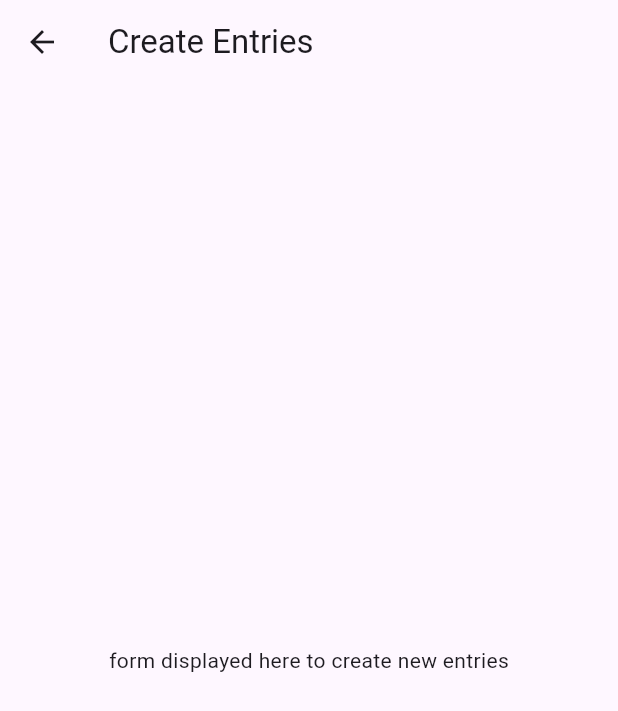
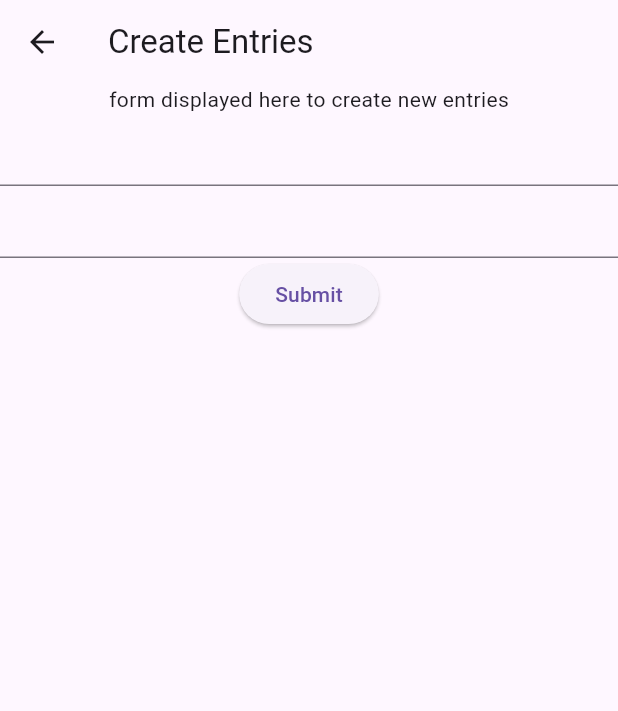
Before and after one commit to zhaojinchu/coffee_app, a Flutter app: the screen it shows after launch, after a tap on "Create Entries", on a phone screen of 412 x 824 dp. Shown: the top 711 px of the screen. Run offline on Flutter 3.47's test engine with Material 3 defaults, Android fonts, the phone set to English and light mode, and no system bars; our stand-ins replace drift; accounts and stored records are empty; generated files the repository leaves out were written again.

Commit message:
added template for form widget

```diff
--- a/lib/main.dart
+++ b/lib/main.dart
@@ -1,4 +1,8 @@
 import 'package:flutter/material.dart';
+import 'package:coffee_app/widgets/button.dart';
+import 'package:coffee_app/screens/create_entry_screen.dart';
+import 'package:coffee_app/screens/view_entry_screen.dart';
+import 'package:coffee_app/screens/edit_entry_screen.dart';
 
 void main() {
   runApp(MyApp());
@@ -57,66 +61,8 @@ class HomeScreen extends StatelessWidget {
               },
             ),
           ],
-      )),
+        )
+      ),
     );
   }
 }
-
-class ViewEntryScreen extends StatelessWidget {
-  ViewEntryScreen({Key? key}) : super(key: key); // Added Key parameter
-
-  @override
-  Widget build(BuildContext context) {
-    return Scaffold(
-      appBar: AppBar(title: const Text('View Entries')),
-      body: const Center(child: Text('database entries to be displayed')),
-    );
-  }
-}
-
-class CreateEntryScreen extends StatelessWidget {
-  CreateEntryScreen({Key? key}) : super(key: key); // Added Key parameter
-
-  @override
-  Widget build(BuildContext context) {
-    return Scaffold(
-      appBar: AppBar(title: const Text('Create Entries')),
-      body: const Center(
-          child: Text('form displayed here to create new entries')),
-    );
-  }
-}
-
-class EditEntryScreen extends StatelessWidget {
-  EditEntryScreen({Key? key}) : super(key: key); // Added Key parameter
-
-  @override
-  Widget build(BuildContext context) {
-    return Scaffold(
-      appBar: AppBar(title: const Text('Edit Entries')),
-      body:
-          const Center(child: Text('form here to edit existing entries in db')),
-    );
-  }
-}
-
-// Custom button implementation
-class Button extends StatelessWidget {
-  final String buttonText;
-  final VoidCallback onPressed;
-
-  const Button({required this.buttonText, required this.onPressed});
-
-  @override
-  Widget build(BuildContext context) {
-    return Padding(
-      padding: const EdgeInsets.all(16),
-      child: ElevatedButton(
-        onPressed: onPressed, // Assign the passed onPressed function
-        child: Center(
-          child: Text(buttonText), // Display the passed button text
-        ),
-      )
-    );
-  }
-}
--- /dev/null
+++ b/lib/screens/create_entry_screen.dart
@@ -0,0 +1,21 @@
+import 'package:flutter/material.dart';
+import 'package:coffee_app/widgets/create_entry_form.dart';
+
+class CreateEntryScreen extends StatelessWidget {
+  CreateEntryScreen({Key? key}) : super(key: key); // Added Key parameter
+
+  @override
+  Widget build(BuildContext context) {
+    return Scaffold(
+      appBar: AppBar(title: const Text('Create Entries')),
+      body: const Center(
+        child: Column(
+          children: [
+            Text('form displayed here to create new entries'),
+            CreateEntryForm()
+          ]
+        )
+      )
+    );
+  }
+}
--- /dev/null
+++ b/lib/widgets/button.dart
@@ -0,0 +1,22 @@
+import 'package:flutter/material.dart';
+
+// Custom button implementation
+class Button extends StatelessWidget {
+  final String buttonText;
+  final VoidCallback onPressed;
+
+  const Button({required this.buttonText, required this.onPressed});
+
+  @override
+  Widget build(BuildContext context) {
+    return Padding(
+      padding: const EdgeInsets.all(16),
+      child: ElevatedButton(
+        onPressed: onPressed, // Assign the passed onPressed function
+        child: Center(
+          child: Text(buttonText), // Display the passed button text
+        ),
+      )
+    );
+  }
+}
--- /dev/null
+++ b/lib/widgets/create_entry_form.dart
@@ -0,0 +1,56 @@
+import 'package:flutter/material.dart';
+
+class CreateEntryForm extends StatefulWidget {
+  const CreateEntryForm({super.key});
+
+  @override
+  CreateEntryFormState createState() => CreateEntryFormState();
+}
+
+class CreateEntryFormState extends State<CreateEntryForm> {
+  final _formKey = GlobalKey<FormState>();
+
+  @override
+  Widget build(BuildContext context) {
+    // Build a Form widget using the _formKey created above.
+    return Form(
+      key: _formKey,
+      child:  Column(
+        children: <Widget>[
+          // Add TextFormFields and ElevatedButton here.
+          TextFormField(
+            validator: (value) {
+              if (value == null || value.isEmpty) {
+                return 'Please enter some text';
+              }
+            return null;
+            },
+          ),
+          TextFormField(
+            validator: (value) {
+              if (value == null || value.isEmpty) {
+                return 'Please enter some text';
+              }
+            return null;
+            },
+          ),
+          ElevatedButton(
+            onPressed: () {
+              // Validate returns true if the form is valid, or false otherwise.
+              if (_formKey.currentState!.validate()) {
+                // If the form is valid, display a snackbar. In the real world,
+                // you'd often call a server or save the information in a database.
+                ScaffoldMessenger.of(context).showSnackBar(
+                  const SnackBar(content: Text('Processing Data')),
+                );
+              }
+            },
+            child: const Text('Submit'),
+          ),
+          // TODO: ADD DATABASE LINK
+
+        ],
+      ),
+    );
+  }
+}
```
Also changed, not shown: lib/screens/edit_entry_screen.dart (added, +14 -0 lines), lib/screens/view_entry_screen.dart (added, +13 -0 lines). Lines whose indentation alone changed are shown as unchanged.
